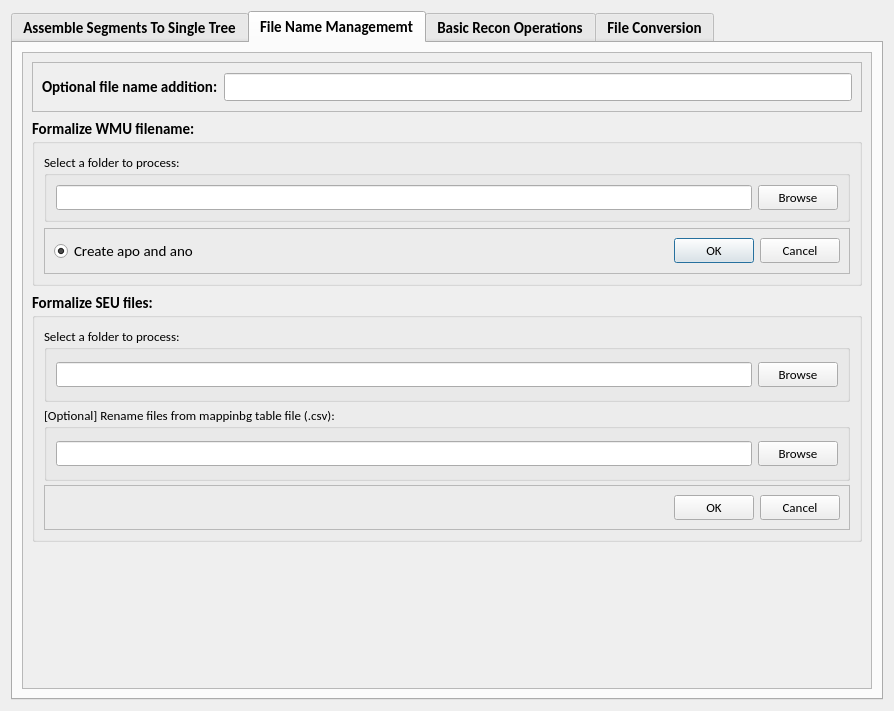
The window that hackathon/MK/swcRename/renameSWC.ui (Vaa3D/vaa3d_tools) describes before a commit, drawn with Qt 5.
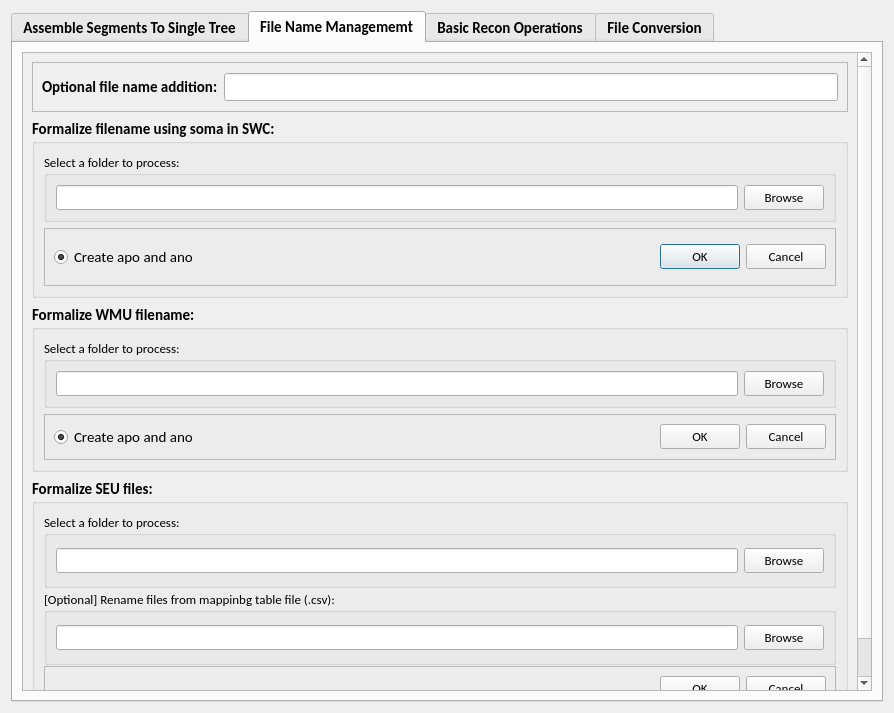
The same window after the commit. The open tabs and pages were chosen to show the change.

Patch:
```diff
--- a/hackathon/MK/swcRename/renameSWC.ui
+++ b/hackathon/MK/swcRename/renameSWC.ui
@@ -7,7 +7,7 @@
     <x>0</x>
     <y>0</y>
     <width>894</width>
-    <height>711</height>
+    <height>713</height>
    </rect>
   </property>
   <property name="font">
@@ -412,8 +412,8 @@
            <rect>
             <x>0</x>
             <y>0</y>
-            <width>842</width>
-            <height>630</height>
+            <width>821</width>
+            <height>705</height>
            </rect>
           </property>
           <layout class="QVBoxLayout" name="verticalLayout_6">
@@ -470,6 +470,162 @@
              </layout>
             </widget>
            </item>
+           <item>
+            <widget class="QGroupBox" name="groupBox_18">
+             <property name="minimumSize">
+              <size>
+               <width>0</width>
+               <height>180</height>
+              </size>
+             </property>
+             <property name="title">
+              <string>Formalize filename using soma in SWC:</string>
+             </property>
+             <layout class="QVBoxLayout" name="verticalLayout_17">
+              <item>
+               <widget class="QGroupBox" name="groupBox_19">
+                <property name="minimumSize">
+                 <size>
+                  <width>0</width>
+                  <height>0</height>
+                 </size>
+                </property>
+                <property name="maximumSize">
+                 <size>
+                  <width>200000</width>
+                  <height>16777215</height>
+                 </size>
+                </property>
+                <property name="font">
+                 <font>
+                  <family>Calibri</family>
+                  <pointsize>10</pointsize>
+                  <weight>50</weight>
+                  <bold>false</bold>
+                 </font>
+                </property>
+                <property name="title">
+                 <string>Select a folder to process:</string>
+                </property>
+                <layout class="QHBoxLayout" name="horizontalLayout_23">
+                 <item>
+                  <widget class="QLineEdit" name="lineEdit_3">
+                   <property name="minimumSize">
+                    <size>
+                     <width>350</width>
+                     <height>0</height>
+                    </size>
+                   </property>
+                   <property name="maximumSize">
+                    <size>
+                     <width>1000</width>
+                     <height>16777215</height>
+                    </size>
+                   </property>
+                   <property name="font">
+                    <font>
+                     <weight>50</weight>
+                     <bold>false</bold>
+                    </font>
+                   </property>
+                  </widget>
+                 </item>
+                 <item>
+                  <widget class="QPushButton" name="pushButton_2">
+                   <property name="maximumSize">
+                    <size>
+                     <width>80</width>
+                     <height>16777215</height>
+                    </size>
+                   </property>
+                   <property name="font">
+                    <font>
+                     <pointsize>10</pointsize>
+                     <weight>50</weight>
+                     <bold>false</bold>
+                    </font>
+                   </property>
+                   <property name="text">
+                    <string>Browse</string>
+                   </property>
+                  </widget>
+                 </item>
+                </layout>
+               </widget>
+              </item>
+              <item>
+               <widget class="QFrame" name="frame_13">
+                <property name="maximumSize">
+                 <size>
+                  <width>2000</width>
+                  <height>16777215</height>
+                 </size>
+                </property>
+                <property name="frameShape">
+                 <enum>QFrame::StyledPanel</enum>
+                </property>
+                <property name="frameShadow">
+                 <enum>QFrame::Raised</enum>
+                </property>
+                <layout class="QHBoxLayout" name="horizontalLayout_24">
+                 <item>
+                  <widget class="QRadioButton" name="radioButton_5">
+                   <property name="font">
+                    <font>
+                     <weight>50</weight>
+                     <bold>false</bold>
+                    </font>
+                   </property>
+                   <property name="text">
+                    <string>Create apo and ano</string>
+                   </property>
+                   <property name="checked">
+                    <bool>true</bool>
+                   </property>
+                  </widget>
+                 </item>
+                 <item>
+                  <spacer name="horizontalSpacer_14">
+                   <property name="orientation">
+                    <enum>Qt::Horizontal</enum>
+                   </property>
+                   <property name="sizeHint" stdset="0">
+                    <size>
+                     <width>500</width>
+                     <height>20</height>
+                    </size>
+                   </property>
+                  </spacer>
+                 </item>
+                 <item>
+                  <widget class="QDialogButtonBox" name="buttonBox_3">
+                   <property name="maximumSize">
+                    <size>
+                     <width>180</width>
+                     <height>16777215</height>
+                    </size>
+                   </property>
+                   <property name="font">
+                    <font>
+                     <pointsize>10</pointsize>
+                     <weight>50</weight>
+                     <bold>false</bold>
+                    </font>
+                   </property>
+                   <property name="orientation">
+                    <enum>Qt::Horizontal</enum>
+                   </property>
+                   <property name="standardButtons">
+                    <set>QDialogButtonBox::Cancel|QDialogButtonBox::Ok</set>
+                   </property>
+                  </widget>
+                 </item>
+                </layout>
+               </widget>
+              </item>
+             </layout>
+            </widget>
+           </item>
            <item>
             <widget class="QGroupBox" name="groupBox_2">
              <property name="maximumSize">
```
Left out of the diff: 82 changed lines with no effect on the pictures.
